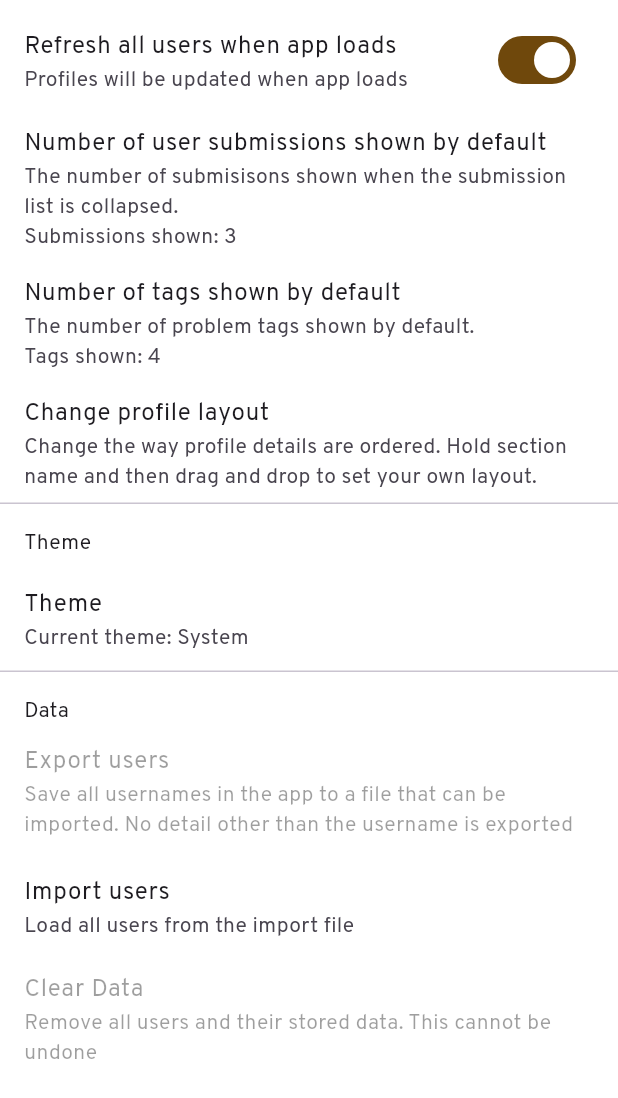
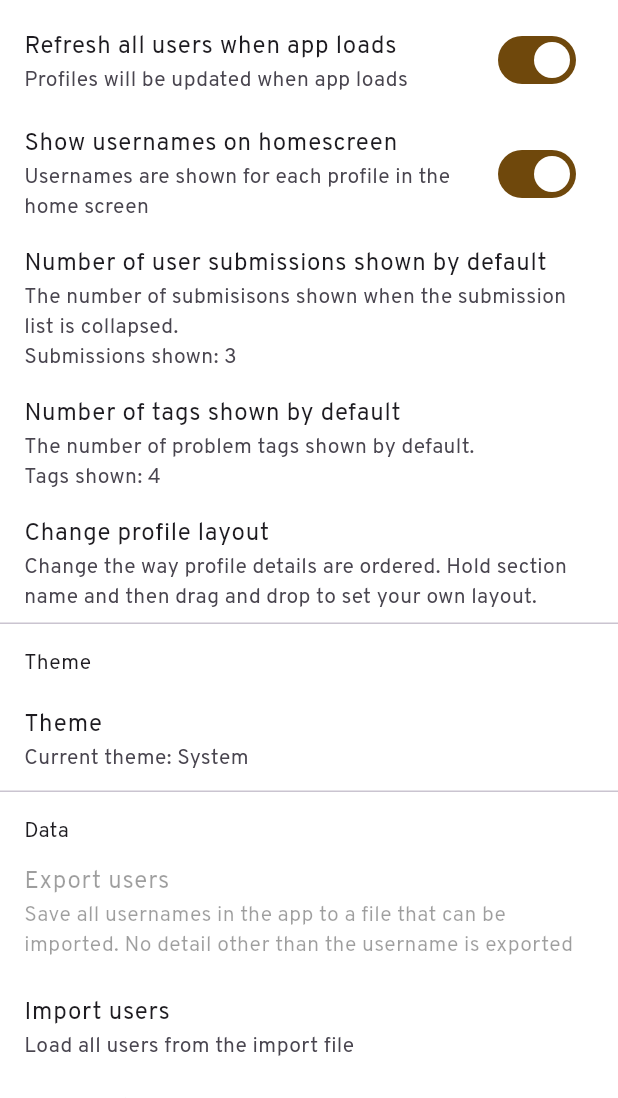
Before and after one commit to eterniter06/leetprofile, a Flutter app: the Settings screen opened directly, on a phone screen of 412 x 824 dp, the part 138-1236 px from its top. Run offline on Flutter 3.47's test engine with Material 2 defaults, Android fonts, the phone set to English and light mode, and no system bars; our stand-ins replace cached_network_image, csv, file_picker, fl_chart, flutter_heatmap_calendar, flutter_svg and 7 more; accounts and stored records are empty; generated files the repository leaves out were written again.

Commit message:
Add setting to toggle showing usernames on homepage
Todo: Make changes reflect immediately on changing option

```diff
--- a/lib/database/settings_database.dart
+++ b/lib/database/settings_database.dart
@@ -84,4 +84,20 @@ class SettingsDatabase {
     }
     return count;
   }
+
+  static Future<void> changeShowUsernameOnHomeScreen(bool isShown) async {
+    await _prefs!.setBool('showUsernamesOnHomeScreen', isShown);
+  }
+
+  static bool showUsernameOnHomeScreen() {
+    assert(_prefs != null);
+    bool? preference = _prefs!.getBool('showUsernamesOnHomeScreen');
+
+    if (preference == null) {
+      _prefs!.setBool('showUsernamesOnHomeScreen', true);
+      return true;
+    }
+
+    return preference;
+  }
 }
--- a/lib/main.dart
+++ b/lib/main.dart
@@ -13,6 +13,7 @@ void main() async {
   WidgetsFlutterBinding.ensureInitialized();
   await UserDatabase.init();
 
+  // Todo: Refactor below code into settingsDatabase
   await SettingsDatabase.init();
   SharedPreferences pref = await SettingsDatabase.sharedPreferences();
 
--- a/lib/pages/home/components/user_list_tile.dart
+++ b/lib/pages/home/components/user_list_tile.dart
@@ -1,5 +1,6 @@
 import 'package:flutter/material.dart';
 import 'package:ui_elements/change_notifiers/theme.dart';
+import 'package:ui_elements/database/settings_database.dart';
 import 'package:ui_elements/dataclass/user_class/userdata.dart';
 import 'package:ui_elements/common_components/circular_network.dart';
 import 'package:ui_elements/pages/home/components/last_updated_text.dart';
@@ -17,14 +18,16 @@ class UserCard extends StatelessWidget {
         title: Text(userData.nickname ??
             (userData.realname == "" ? userData.username : userData.realname)),
         trailing: LastUpdatedText(lastUpdated: userData.lastFetchTime),
-        subtitle: Text(
+        subtitle: SettingsDatabase.showUsernameOnHomeScreen()
+            ? Text(
                 userData.username,
                 style: const TextStyle(
                   fontSize: 12,
                   inherit: true,
                   color: ThemeModeModel.lightSecondaryInverse,
                 ),
-        ),
+              )
+            : null,
       ),
     );
   }
--- a/lib/pages/settings/settings.dart
+++ b/lib/pages/settings/settings.dart
@@ -87,6 +87,15 @@ class _SettingsState extends State<Settings> {
                 databaseWriteCallback:
                     SettingsDatabase.changeRefreshAllUsersOnStartup,
                 databaseReadCallback: SettingsDatabase.refreshAllUsersOnStartup,
+              ),
+              const SettingTileSwitch(
+                title: Text('Show usernames on homescreen'),
+                trueDescription: Text(
+                    'Usernames are shown for each profile in the home screen'),
+                falseDescription: Text('Usernames are not shown'),
+                databaseReadCallback: SettingsDatabase.showUsernameOnHomeScreen,
+                databaseWriteCallback:
+                    SettingsDatabase.changeShowUsernameOnHomeScreen,
               ),
               SettingTile(
                 title:
```
Lines whose indentation alone changed are shown as unchanged.
